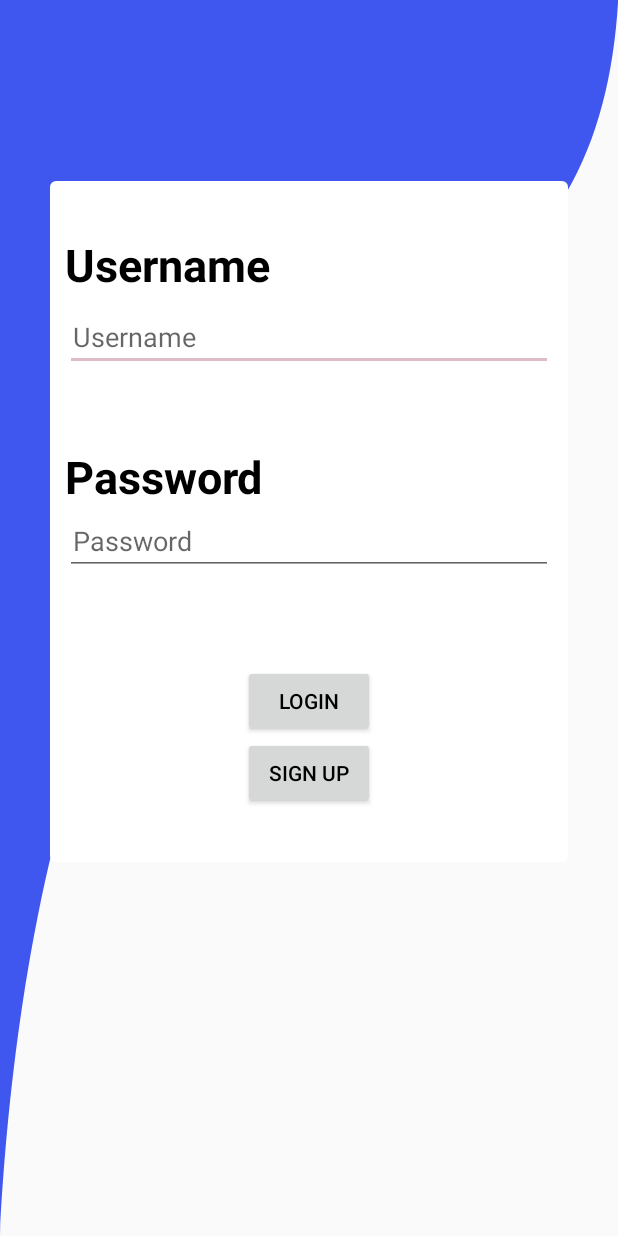
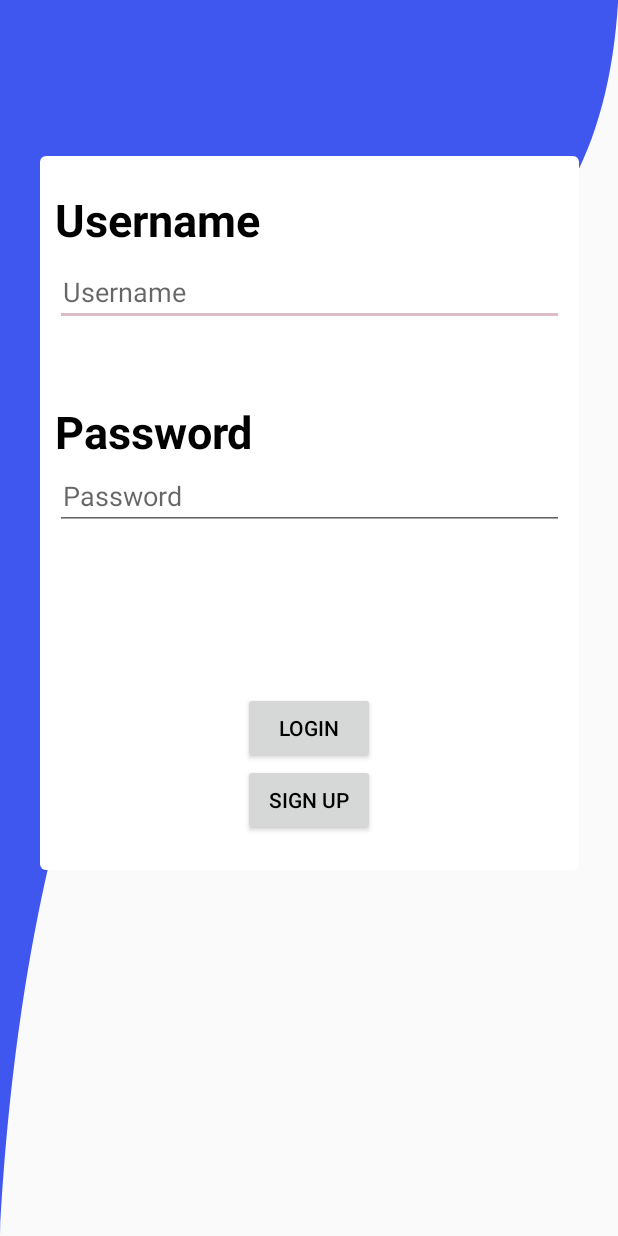
Before and after one commit to AkhilRautela/ledger_system, an Android app: the screen it shows after launch (login), after a tap on "LOGIN", on a phone screen of 412 x 824 dp. Run offline under Robolectric (Android 15) with nearby library versions, the phone set to English and light mode, and no system bars; our stand-ins replace Firebase (no records; nobody signed in at launch, a user with empty details on screens opened directly); 1 statement that could not run was skipped.

Commit message:
implementing progress bar and modifying login activity

```diff
--- a/app/src/main/java/com/example/ledgersystem/login.java
+++ b/app/src/main/java/com/example/ledgersystem/login.java
@@ -11,6 +11,7 @@ import android.os.Vibrator;
 import android.view.View;
 import android.view.animation.AlphaAnimation;
 import android.widget.EditText;
+import android.widget.ProgressBar;
 import android.widget.Toast;
 
 import com.google.android.gms.tasks.OnCompleteListener;
@@ -26,6 +27,8 @@ import com.google.firebase.database.ValueEventListener;
 public class login extends AppCompatActivity {
     EditText name,pass;
     String email;
+    ProgressBar progressBar;
+
     FirebaseAuth fauth;
     final FirebaseDatabase database = FirebaseDatabase.getInstance();
     @Override
@@ -49,6 +52,15 @@ public class login extends AppCompatActivity {
         v.startAnimation(buttonClick);
         Vibrator vv = (Vibrator) getApplicationContext().getSystemService(Context.VIBRATOR_SERVICE);
         vv.vibrate(100);
+        if(name.getText().toString().equals("")||pass.getText().toString().equals(""))
+        {
+            Toast.makeText(getApplicationContext(), "NULL CREDENTIALS", Toast.LENGTH_SHORT).show();
+
+        }
+        else
+        {
+            progressBar=(ProgressBar) findViewById(R.id.progressBar1);
+            progressBar.setVisibility(View.VISIBLE);
             DatabaseReference myRef = database.getReference("Users");
             myRef.child(name.getText().toString()).child("E_mail").addValueEventListener(new ValueEventListener() {
                 @Override
@@ -67,7 +79,7 @@ public class login extends AppCompatActivity {
                                 startActivity(i);
                                 finish();
                             } else {
-                                Toast.makeText(getApplicationContext(), "INCORRECT CREDENTIALS", Toast.LENGTH_SHORT);
+                                Toast.makeText(getApplicationContext(), "INCORRECT CREDENTIALS", Toast.LENGTH_SHORT).show();
                             }
                         }
                     });
@@ -76,12 +88,14 @@ public class login extends AppCompatActivity {
 
                 @Override
                 public void onCancelled(@NonNull DatabaseError databaseError) {
-                    Toast.makeText(getApplicationContext(), "INCORRECT CREDENTIALS", Toast.LENGTH_SHORT);
+                    Toast.makeText(getApplicationContext(), "INCORRECT CREDENTIALS", Toast.LENGTH_SHORT).show();
                 }
             });
 
 
 
 
+        }
+
     }
 }
--- a/app/src/main/res/layout/activity_login.xml
+++ b/app/src/main/res/layout/activity_login.xml
@@ -9,8 +9,8 @@
 
     <LinearLayout
 
-        android:layout_width="345dp"
-        android:layout_height="454dp"
+        android:layout_width="359dp"
+        android:layout_height="476dp"
         android:background="@drawable/roundcorner"
         android:backgroundTint="#FFFFFF"
         android:gravity="center"
@@ -20,74 +20,80 @@
         app:layout_constraintEnd_toEndOf="parent"
         app:layout_constraintStart_toStartOf="parent"
         app:layout_constraintTop_toTopOf="parent"
-        app:layout_constraintVertical_bias="0.326">
+        app:layout_constraintVertical_bias="0.298">
 
         <TextView
             android:id="@+id/textView2"
             android:layout_width="wrap_content"
             android:layout_height="wrap_content"
+            android:layout_gravity="left"
             android:layout_marginBottom="5dp"
+            android:paddingLeft="10dp"
+            android:text="Username"
+            android:textColor="#000000"
             android:textSize="30sp"
-            android:textColor="#000000"
-            android:textStyle="bold"
-            android:text="Username"
-            android:paddingLeft="10dp"
-            android:layout_gravity="left"/>
+            android:textStyle="bold" />
+
 
         <EditText
             android:id="@+id/editText"
             android:layout_width="match_parent"
             android:layout_height="wrap_content"
+            android:layout_marginLeft="10dp"
+            android:layout_marginRight="10dp"
+            android:layout_marginBottom="50dp"
             android:ems="20"
-            android:layout_marginBottom="50dp"
-            android:layout_marginLeft="10dp"
+            android:hint="Username"
+            android:inputType="textEmailAddress"
             android:paddingLeft="5dp"
-            android:paddingRight="10dp"
-            android:layout_marginRight="10dp"
-            android:inputType="textEmailAddress"
-            android:hint="Username" />
+            android:paddingRight="10dp" />
 
         <TextView
             android:id="@+id/textView3"
             android:layout_width="wrap_content"
             android:layout_height="wrap_content"
+            android:layout_gravity="left"
+            android:paddingLeft="10dp"
+            android:text="Password"
+            android:textColor="#000000"
             android:textSize="30sp"
-            android:textColor="#000000"
-            android:textStyle="bold"
-            android:paddingLeft="10dp"
-            android:layout_gravity="left"
-            android:text="Password" />
+            android:textStyle="bold" />
 
         <EditText
             android:id="@+id/editText2"
             android:layout_width="match_parent"
             android:layout_height="wrap_content"
-            android:ems="10"
-            android:paddingLeft="5dp"
-            android:paddingRight="10dp"
             android:layout_marginLeft="10dp"
             android:layout_marginRight="10dp"
+            android:ems="10"
+            android:hint="Password"
             android:inputType="textPassword"
-            android:hint="Password"/>
+            android:paddingLeft="5dp"
+            android:paddingRight="10dp" />
+
+        <ProgressBar
+            android:id="@+id/progressBar1"
+            style="?android:attr/progressBarStyle"
+            android:layout_width="match_parent"
+            android:layout_height="wrap_content"
+            android:visibility="invisible"/>
 
         <Button
             android:id="@+id/button"
             android:layout_width="wrap_content"
             android:layout_height="wrap_content"
             android:layout_marginTop="60dp"
+            android:onClick="home"
             android:text="Login"
-            android:onClick="home"
-            android:textColor="#000000"
-            />
+            android:textColor="#000000" />
 
         <Button
             android:id="@+id/button2"
             android:layout_width="wrap_content"
             android:layout_height="wrap_content"
-            android:textColor="#000000"
             android:onClick="register"
             android:text="Sign Up"
-            />
+            android:textColor="#000000" />
 
     </LinearLayout>
 
```
